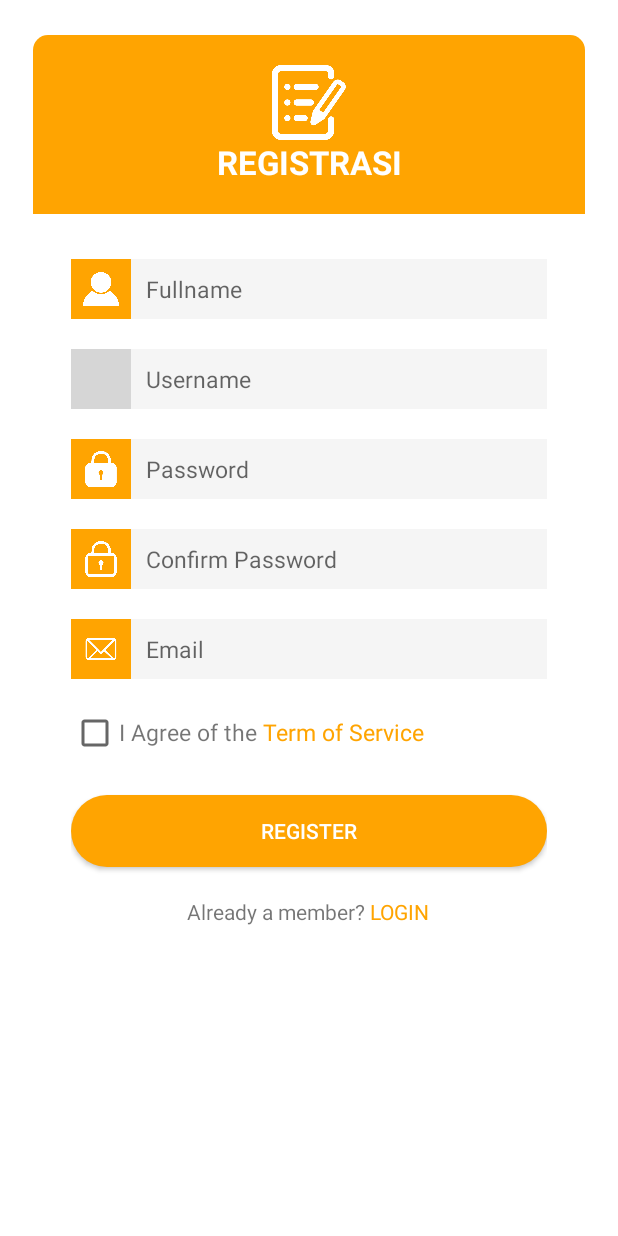
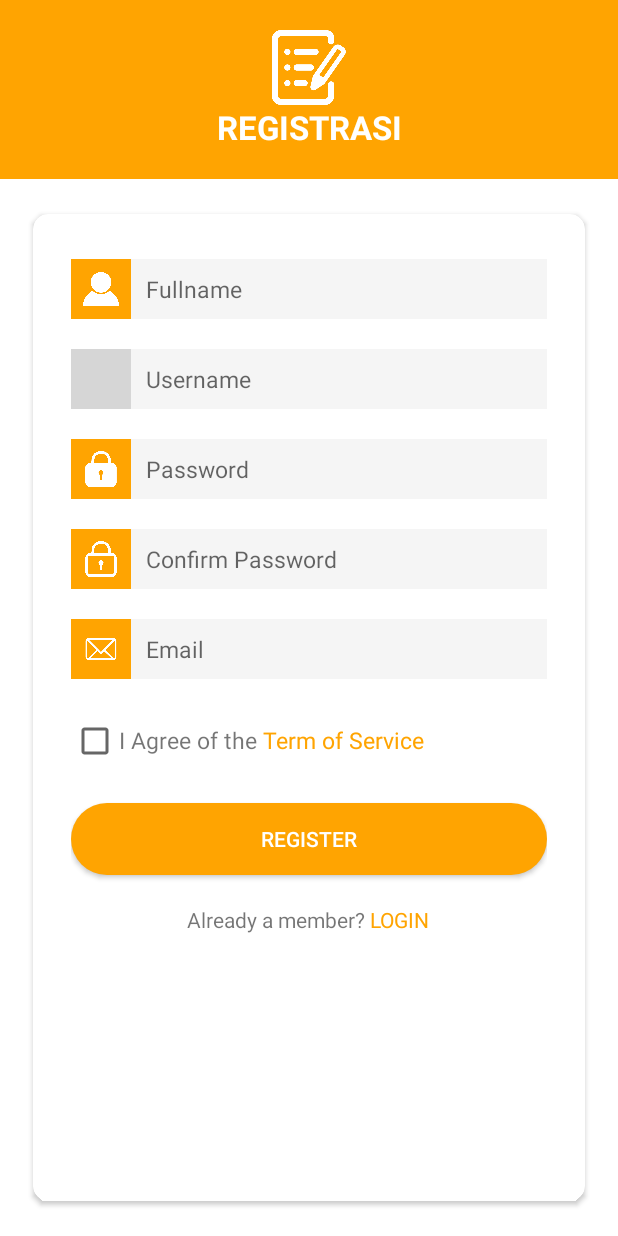
Before and after one commit to sesilliayam/ReliefLogistic, an Android app: the Register screen opened directly, with no data from a screen before it, on a phone screen of 412 x 824 dp. Run offline under Robolectric (Android 15) with nearby library versions, the phone set to English and light mode, and no system bars; grey boxes are pictures that could not be loaded.

Commit message:
update layout login

```diff
--- a/app/src/main/java/com/delisar/relo/FAQAdapter.java
+++ b/app/src/main/java/com/delisar/relo/FAQAdapter.java
@@ -13,7 +13,7 @@ public class FAQAdapter extends RecyclerView.Adapter<FAQAdapter.FAQAdapterViewHo
 
     @Override
     public FAQAdapterViewHolder(View view){
-        super(view)
+        super(view);
         TextView txt_tanya = (TextView) view.findViewById(R.id.txt_tanya);
         TextView txt_jawab = (TextView) view.findViewById(R.id.txt_jawab);
     }
--- /dev/null
+++ b/app/src/main/res/drawable/shape_circle_primary.xml
@@ -0,0 +1,6 @@
+<shape xmlns:android="http://schemas.android.com/apk/res/android"
+    android:shape="oval">
+
+    <solid android:color="@color/colorPrimary"/>
+
+</shape>
--- a/app/src/main/res/layout/activity_register.xml
+++ b/app/src/main/res/layout/activity_register.xml
@@ -4,24 +4,6 @@
     xmlns:app="http://schemas.android.com/apk/res-auto"
     android:background="@color/white"
     android:orientation="vertical">
-
-    <android.support.v7.widget.CardView
-        android:layout_width="match_parent"
-        android:layout_height="match_parent"
-        android:layout_centerInParent="true"
-        android:layout_marginBottom="20dp"
-        android:layout_marginTop="20dp"
-        android:layout_marginLeft="20dp"
-        android:layout_marginRight="20dp"
-        app:cardCornerRadius="10dp"
-        android:elevation="3dp"
-        app:cardPreventCornerOverlap="false"
-        app:cardUseCompatPadding="true">
-
-        <RelativeLayout
-            android:id="@+id/relativeHead"
-            android:layout_width="match_parent"
-            android:layout_height="match_parent">
 
     <LinearLayout
         android:id="@+id/linearHead"
@@ -50,11 +32,29 @@
             android:textColor="@color/white"/>
     </LinearLayout>
 
+    <android.support.v7.widget.CardView
+        android:layout_width="match_parent"
+        android:layout_height="match_parent"
+        android:layout_centerInParent="true"
+        android:layout_marginBottom="20dp"
+        android:layout_marginTop="20dp"
+        android:layout_marginLeft="20dp"
+        android:layout_marginRight="20dp"
+        app:cardCornerRadius="10dp"
+        android:elevation="3dp"
+        app:cardPreventCornerOverlap="false"
+        app:cardUseCompatPadding="true"
+        android:layout_below="@+id/linearHead">
+
+        <RelativeLayout
+            android:id="@+id/relativeHead"
+            android:layout_width="match_parent"
+            android:layout_height="match_parent">
+
             <RelativeLayout
                 android:id="@+id/relativeContentRegist"
                 android:layout_width="match_parent"
                 android:layout_height="wrap_content"
-                android:layout_below="@+id/linearHead"
                 android:layout_marginTop="30dp"
                 android:layout_marginLeft="25dp"
                 android:layout_marginRight="25dp">
@@ -197,7 +197,7 @@
                     android:layout_width="match_parent"
                     android:layout_height="wrap_content"
                     android:layout_below="@id/relativeConfirmPass"
-                    android:layout_marginBottom="20dp">
+                    android:layout_marginBottom="25dp">
 
                     <ImageView
                         android:id="@+id/ic_email"
```
Lines whose indentation alone changed are shown as unchanged.
